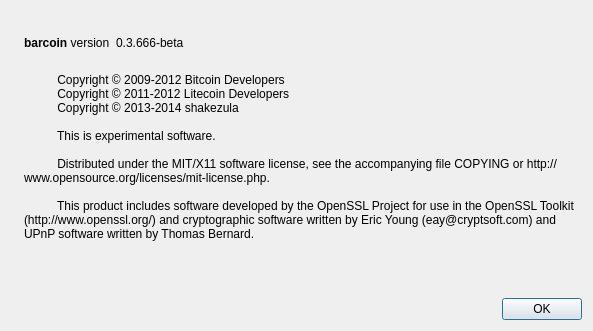
Old version of the form src/qt/forms/aboutdialog.ui in the repository bauscoin/adamcoin.
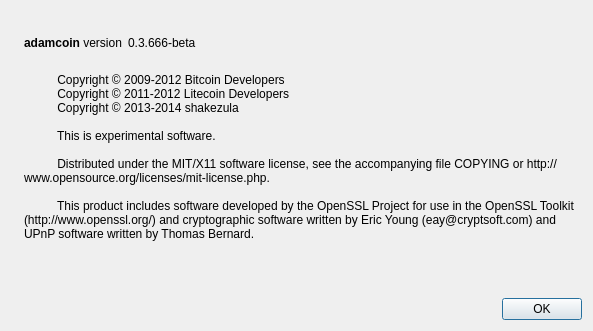
New version of the form. Icons and pictures are not drawn.

The edit to the form file:
```diff
--- a/src/qt/forms/aboutdialog.ui
+++ b/src/qt/forms/aboutdialog.ui
@@ -50,7 +50,7 @@
           <cursorShape>IBeamCursor</cursorShape>
          </property>
          <property name="text">
-          <string>&lt;b&gt;barcoin&lt;/b&gt; version</string>
+          <string>&lt;b&gt;adamcoin&lt;/b&gt; version</string>
          </property>
          <property name="textInteractionFlags">
           <set>Qt::LinksAccessibleByMouse|Qt::TextSelectableByKeyboard|Qt::TextSelectableByMouse</set>
```
Left out of the diff: 2 changed lines with no effect on the pictures.
